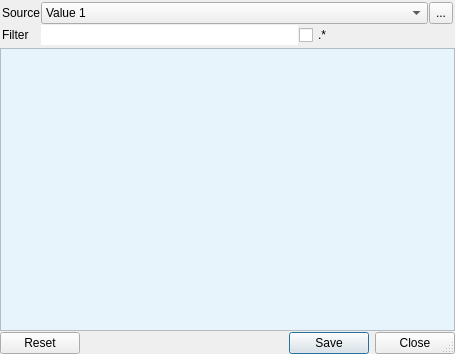
Before: the Qt Designer form enmapbox/coreapps/metadataeditorapp/metadataeditor.ui in jakimowb/enmapbox_testmigration2, drawn with Qt 5.
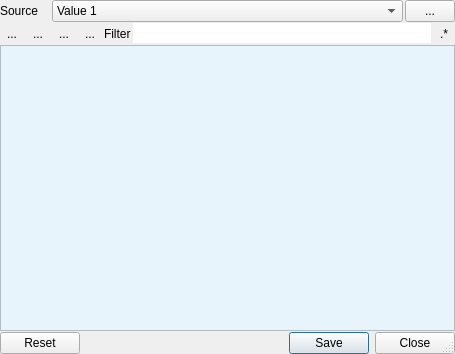
After: the same form once the commit is applied. Icons and pictures are not drawn. Custom widgets are drawn as their Qt base class.

The edit to the form file:
```diff
--- a/enmapbox/coreapps/metadataeditorapp/metadataeditor.ui
+++ b/enmapbox/coreapps/metadataeditorapp/metadataeditor.ui
@@ -36,27 +36,27 @@
     <number>0</number>
    </property>
    <item>
-    <layout class="QGridLayout" name="gridLayout">
-     <property name="leftMargin">
+    <layout class="QHBoxLayout" name="horizontalLayout_2">
+     <property name="spacing">
       <number>2</number>
      </property>
      <property name="topMargin">
-      <number>2</number>
+      <number>0</number>
      </property>
-     <property name="rightMargin">
-      <number>2</number>
-     </property>
-     <property name="bottomMargin">
-      <number>2</number>
-     </property>
-     <item row="1" column="1" colspan="2">
-      <widget class="QLineEdit" name="tbKeyFilter">
-       <property name="frame">
-        <bool>false</bool>
+     <item>
+      <widget class="QLabel" name="labelSource">
+       <property name="sizePolicy">
+        <sizepolicy hsizetype="Preferred" vsizetype="Preferred">
+         <horstretch>1</horstretch>
+         <verstretch>0</verstretch>
+        </sizepolicy>
+       </property>
+       <property name="text">
+        <string>Source</string>
        </property>
       </widget>
      </item>
-     <item row="0" column="1" colspan="3">
+     <item>
       <widget class="QComboBox" name="cbSource">
        <property name="sizePolicy">
         <sizepolicy hsizetype="Preferred" vsizetype="Fixed">
@@ -81,50 +81,110 @@
        </item>
       </widget>
      </item>
-     <item row="1" column="0">
+     <item>
+      <widget class="QToolButton" name="btnSelectSource">
+       <property name="sizePolicy">
+        <sizepolicy hsizetype="Preferred" vsizetype="Preferred">
+         <horstretch>1</horstretch>
+         <verstretch>0</verstretch>
+        </sizepolicy>
+       </property>
+       <property name="text">
+        <string>...</string>
+       </property>
+       <property name="icon">
+        <iconset resource="../../resources.qrc">
+         <normaloff>:/enmapbox/gui/ui/icons/mActionAddRasterLayer.svg</normaloff>:/enmapbox/gui/ui/icons/mActionAddRasterLayer.svg</iconset>
+       </property>
+      </widget>
+     </item>
+    </layout>
+   </item>
+   <item>
+    <layout class="QHBoxLayout" name="horizontalLayout">
+     <property name="spacing">
+      <number>2</number>
+     </property>
+     <property name="topMargin">
+      <number>0</number>
+     </property>
+     <item>
+      <widget class="QToolButton" name="btnCollapse">
+       <property name="text">
+        <string>...</string>
+       </property>
+       <property name="icon">
+        <iconset resource="../../resources.qrc">
+         <normaloff>:/enmapbox/gui/ui/icons/mActionCollapseTree.svg</normaloff>:/enmapbox/gui/ui/icons/mActionCollapseTree.svg</iconset>
+       </property>
+       <property name="autoRaise">
+        <bool>true</bool>
+       </property>
+      </widget>
+     </item>
+     <item>
+      <widget class="QToolButton" name="btnExpand">
+       <property name="text">
+        <string>...</string>
+       </property>
+       <property name="icon">
+        <iconset resource="../../resources.qrc">
+         <normaloff>:/enmapbox/gui/ui/icons/mActionExpandTree.svg</normaloff>:/enmapbox/gui/ui/icons/mActionExpandTree.svg</iconset>
+       </property>
+       <property name="autoRaise">
+        <bool>true</bool>
+       </property>
+      </widget>
+     </item>
+     <item>
+      <widget class="QToolButton" name="btnAddMetadataItem">
+       <property name="text">
+        <string>...</string>
+       </property>
+       <property name="icon">
+        <iconset resource="../../resources.qrc">
+         <normaloff>:/enmapbox/gui/ui/icons/mActionAdd.svg</normaloff>:/enmapbox/gui/ui/icons/mActionAdd.svg</iconset>
+       </property>
+       <property name="autoRaise">
+        <bool>true</bool>
+       </property>
+      </widget>
+     </item>
+     <item>
+      <widget class="QToolButton" name="btnRemoveMetadataItem">
+       <property name="text">
+        <string>...</string>
+       </property>
+       <property name="icon">
+        <iconset resource="../../resources.qrc">
+         <normaloff>:/enmapbox/gui/ui/icons/mActionRemove.svg</normaloff>:/enmapbox/gui/ui/icons/mActionRemove.svg</iconset>
+       </property>
+       <property name="autoRaise">
+        <bool>true</bool>
+       </property>
+      </widget>
+     </item>
+     <item>
       <widget class="QLabel" name="labelFilter">
        <property name="text">
         <string>Filter</string>
        </property>
       </widget>
      </item>
-     <item row="0" column="0">
-      <widget class="QLabel" name="labelSource">
-       <property name="sizePolicy">
-        <sizepolicy hsizetype="Preferred" vsizetype="Preferred">
-         <horstretch>1</horstretch>
-         <verstretch>0</verstretch>
-        </sizepolicy>
-       </property>
-       <property name="text">
-        <string>Source</string>
+     <item>
+      <widget class="QLineEdit" name="tbKeyFilter">
+       <property name="frame">
+        <bool>false</bool>
        </property>
       </widget>
      </item>
-     <item row="1" column="3">
-      <widget class="QCheckBox" name="cbFilterRegex">
-       <property name="toolTip">
-        <string>Activate this checkbox to use a regular expression for filtering attributes.</string>
-       </property>
+     <item>
+      <widget class="QToolButton" name="btnUseRegex">
        <property name="text">
         <string>.*</string>
        </property>
-      </widget>
-     </item>
-     <item row="0" column="4">
-      <widget class="QToolButton" name="btnSelectSource">
-       <property name="sizePolicy">
-        <sizepolicy hsizetype="Preferred" vsizetype="Preferred">
-         <horstretch>1</horstretch>
-         <verstretch>0</verstretch>
-        </sizepolicy>
-       </property>
-       <property name="text">
-        <string>...</string>
-       </property>
-       <property name="icon">
-        <iconset resource="../../resources.qrc">
-         <normaloff>:/enmapbox/gui/ui/icons/mActionAddRasterLayer.svg</normaloff>:/enmapbox/gui/ui/icons/mActionAddRasterLayer.svg</iconset>
+       <property name="autoRaise">
+        <bool>true</bool>
        </property>
       </widget>
      </item>
@@ -165,6 +225,12 @@
      <property name="alternatingRowColors">
       <bool>true</bool>
      </property>
+     <property name="sortingEnabled">
+      <bool>true</bool>
+     </property>
+     <attribute name="headerShowSortIndicator" stdset="0">
+      <bool>true</bool>
+     </attribute>
     </widget>
    </item>
    <item>
```
Left out of the diff: 47 changed lines with no effect on the pictures.
